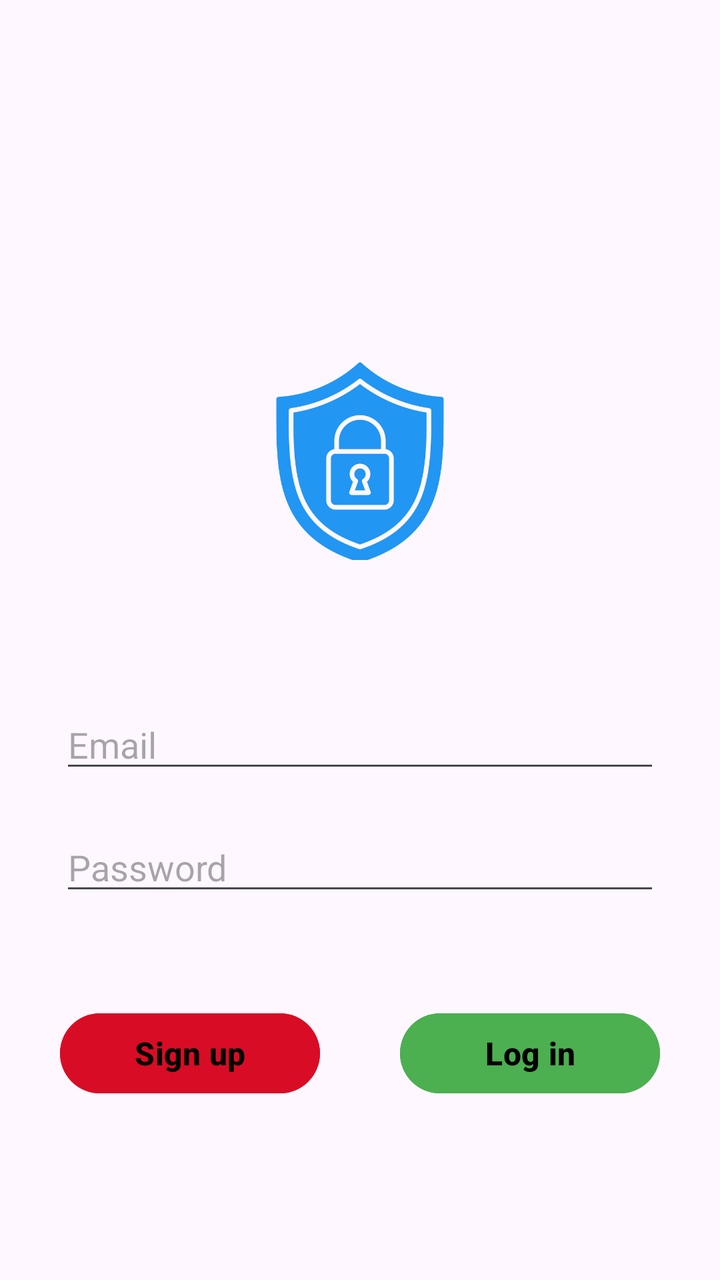
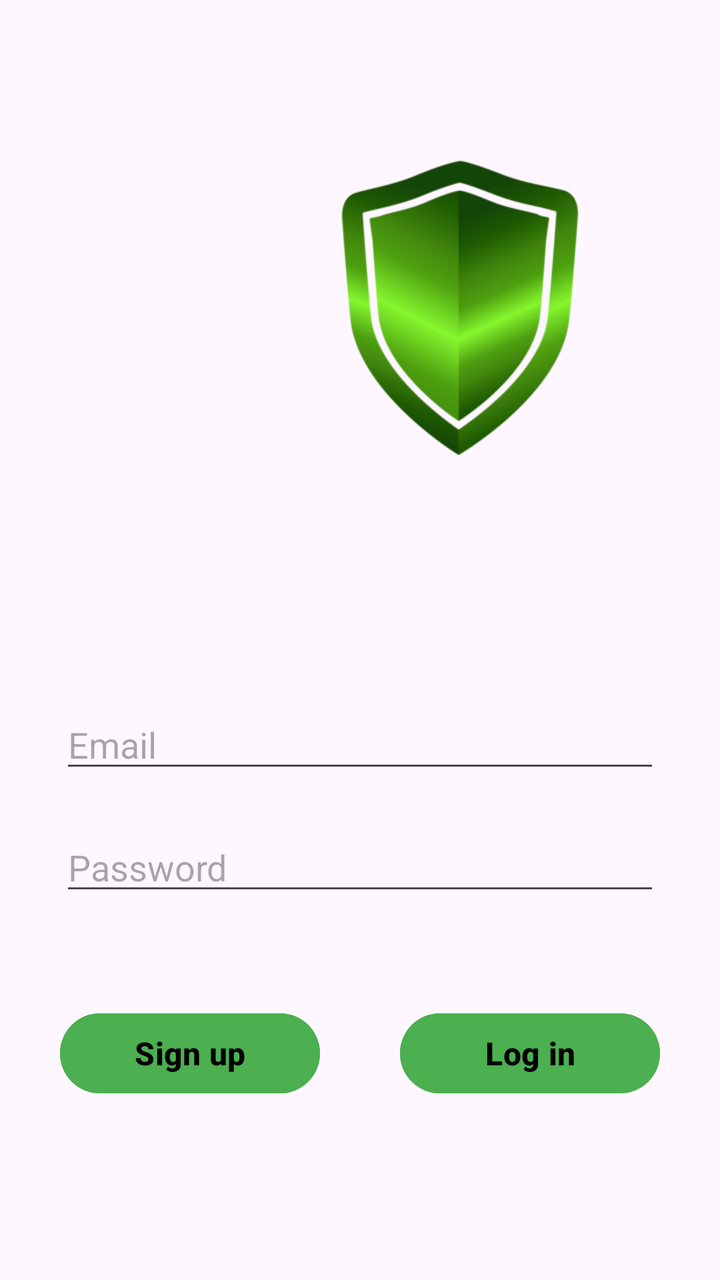

Two renders of the same Android screen: before a commit and after it. Below are the layout's source before the change and the commit's diff.
<!-- AndroidManifest.xml: application theme Theme.FamilyGuardApp -->
<!-- res/layout/activity_login.xml -->
<?xml version="1.0" encoding="utf-8"?>
<androidx.constraintlayout.widget.ConstraintLayout xmlns:android="http://schemas.android.com/apk/res/android"
    xmlns:app="http://schemas.android.com/apk/res-auto"
    xmlns:tools="http://schemas.android.com/tools"
    android:id="@+id/main"
    android:layout_width="match_parent"
    android:layout_height="match_parent">


    <EditText
        android:id="@+id/edEmail"
        android:layout_width="300dp"
        android:layout_height="wrap_content"
        android:layout_marginTop="350dp"
        android:ems="10"
        android:hint="@string/email"
        android:inputType="text"
        app:layout_constraintEnd_toEndOf="parent"
        app:layout_constraintStart_toStartOf="parent"
        app:layout_constraintTop_toTopOf="parent"
        tools:ignore="TextFields" />

    <EditText
        android:id="@+id/edPassword"
        android:layout_width="300dp"
        android:layout_height="wrap_content"
        android:layout_marginTop="20dp"
        android:ems="10"
        android:hint="@string/password"
        android:inputType="text"
        app:layout_constraintEnd_toEndOf="@+id/edEmail"
        app:layout_constraintStart_toStartOf="@+id/edEmail"
        app:layout_constraintTop_toBottomOf="@+id/edEmail"
        tools:ignore="TextFields" />

    <Button
        android:id="@+id/btnLogIn"
        android:layout_width="130dp"
        android:layout_height="wrap_content"
        android:layout_marginTop="50dp"
        android:backgroundTint="@color/log_in_button"
        android:text="@string/log_in"
        android:textColor="@color/black"
        android:textSize="16sp"
        android:textStyle="bold"
        app:layout_constraintEnd_toEndOf="@+id/edPassword"
        app:layout_constraintTop_toBottomOf="@+id/edPassword" />

    <Button
        android:id="@+id/btnSignUp"
        android:layout_width="130dp"
        android:layout_height="wrap_content"
        android:backgroundTint="@color/sign_up_button"
        android:text="@string/sign_up"
        android:textColor="@color/black"
        android:textSize="16sp"
        android:textStyle="bold"
        app:layout_constraintBottom_toBottomOf="@+id/btnLogIn"
        app:layout_constraintEnd_toStartOf="@+id/btnLogIn"
        app:layout_constraintHorizontal_bias="0.0"
        app:layout_constraintStart_toStartOf="@+id/edPassword" />

    <TextView
        android:id="@+id/tvTitle"
        android:layout_width="wrap_content"
        android:layout_height="wrap_content"
        android:layout_marginBottom="200dp"
        android:textSize="34sp"
        app:layout_constraintBottom_toTopOf="@+id/edEmail"
        app:layout_constraintEnd_toEndOf="@+id/edEmail"
        app:layout_constraintStart_toStartOf="@+id/edEmail" />

    <ImageView
        android:id="@+id/imShield"
        android:layout_width="100dp"
        android:layout_height="100dp"
        android:layout_marginTop="30dp"
        app:layout_constraintEnd_toEndOf="@+id/tvTitle"
        app:layout_constraintStart_toStartOf="@+id/tvTitle"
        app:layout_constraintTop_toBottomOf="@+id/tvTitle"
        app:srcCompat="@drawable/security" />
</androidx.constraintlayout.widget.ConstraintLayout>
<!-- resources referenced by this layout -->
<resources>
  <color name="black">#FF000000</color>
  <color name="log_in_button">#4CAF50</color>
  <color name="sign_up_button">#D90C25</color>
  <!-- drawable security: png bitmap (drawable, 32322 bytes) -->
  <string name="email">Email</string>
  <string name="log_in">Log in</string>
  <string name="password">Password</string>
  <string name="sign_up">Sign up</string>
  <style name="Theme.FamilyGuardApp" parent="Base.Theme.FamilyGuardApp" />
  <style name="Base.Theme.FamilyGuardApp" parent="Theme.Material3.DayNight.NoActionBar">
          
          <item name="colorPrimary">@color/green</item>
      </style>
  <color name="green">#64DD17</color>
</resources>

<!-- the commit's change to res/layout/activity_login.xml (unified diff, before → after) -->
@@ -50,7 +50,7 @@
         android:id="@+id/btnSignUp"
         android:layout_width="130dp"
         android:layout_height="wrap_content"
-        android:backgroundTint="@color/sign_up_button"
+        android:backgroundTint="@color/log_in_button"
         android:text="@string/sign_up"
         android:textColor="@color/black"
         android:textSize="16sp"
@@ -62,21 +62,23 @@
 
     <TextView
         android:id="@+id/tvTitle"
-        android:layout_width="wrap_content"
+        android:layout_width="120dp"
         android:layout_height="wrap_content"
-        android:layout_marginBottom="200dp"
         android:textSize="34sp"
-        app:layout_constraintBottom_toTopOf="@+id/edEmail"
+        android:textStyle="bold"
+        app:layout_constraintBottom_toBottomOf="@+id/imShield"
         app:layout_constraintEnd_toEndOf="@+id/edEmail"
-        app:layout_constraintStart_toStartOf="@+id/edEmail" />
+        app:layout_constraintHorizontal_bias="0.09"
+        app:layout_constraintStart_toStartOf="@+id/edEmail"
+        app:layout_constraintTop_toTopOf="@+id/imShield"
+        app:layout_constraintVertical_bias="0.495" />
 
     <ImageView
         android:id="@+id/imShield"
-        android:layout_width="100dp"
-        android:layout_height="100dp"
-        android:layout_marginTop="30dp"
-        app:layout_constraintEnd_toEndOf="@+id/tvTitle"
-        app:layout_constraintStart_toStartOf="@+id/tvTitle"
-        app:layout_constraintTop_toBottomOf="@+id/tvTitle"
-        app:srcCompat="@drawable/security" />
+        android:layout_width="200dp"
+        android:layout_height="200dp"
+        android:layout_marginBottom="96dp"
+        app:layout_constraintBottom_toTopOf="@+id/edEmail"
+        app:layout_constraintEnd_toEndOf="@+id/edEmail"
+        app:srcCompat="@drawable/shield" />
 </androidx.constraintlayout.widget.ConstraintLayout>
<!-- resource entries referenced after the edit -->
@@ -2,8 +2,7 @@
 <resources>
   <color name="black">#FF000000</color>
   <color name="log_in_button">#4CAF50</color>
-  <color name="sign_up_button">#D90C25</color>
-  <!-- drawable security: png bitmap (drawable, 32322 bytes) -->
+  <!-- drawable shield: png bitmap (drawable, 43661 bytes) -->
   <string name="email">Email</string>
   <string name="log_in">Log in</string>
   <string name="password">Password</string>
